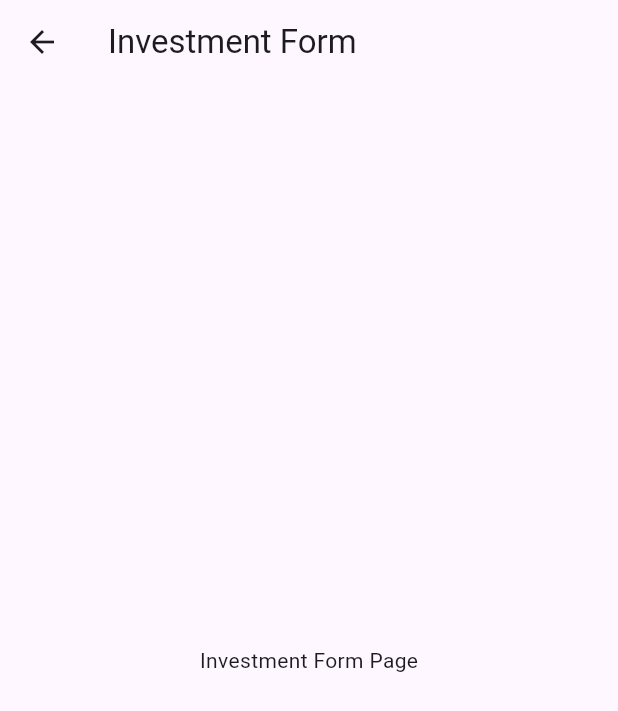
After one commit to VictorChen199811/investment-app, a Flutter app: the InvestmentFormPage screen opened directly, on a phone screen of 412 x 824 dp. The commit adds this screen. Shown: the top 711 px of the screen. Run offline on Flutter 3.47's test engine with Material 3 defaults, Android fonts, the phone set to English and light mode, and no system bars.

Commit message:
Implement basic pages

```diff
--- /dev/null
+++ b/lib/view/investment/InvestmentFormPage.dart
@@ -0,0 +1,15 @@
+import 'package:flutter/material.dart';
+
+class InvestmentFormPage extends StatelessWidget {
+  const InvestmentFormPage({super.key});
+
+  @override
+  Widget build(BuildContext context) {
+    return Scaffold(
+      appBar: AppBar(
+        title: const Text('Investment Form'),
+      ),
+      body: const Center(child: Text('Investment Form Page')),
+    );
+  }
+}
```
Also changed, not shown: lib/view/account/AccountPage.dart (+15 -5 lines), lib/view/funding/FundingRecordPage.dart (+15 -5 lines), lib/view/settings/SettingsPage.dart (+15 -4 lines), lib/view/stats/StatsPage.dart (+15 -6 lines).
